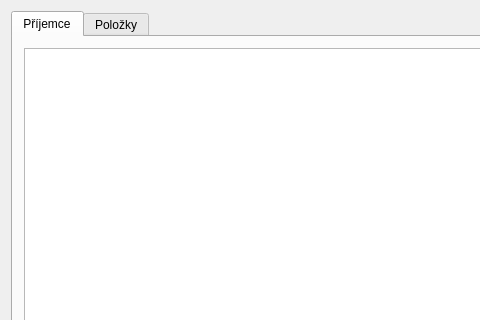
Old version of the form frontend/newinvoice.ui in the repository jirislaby/slucto; both pictures show x 0 to 480 and y 0 to 320 of the 675 by 535 pixel window.
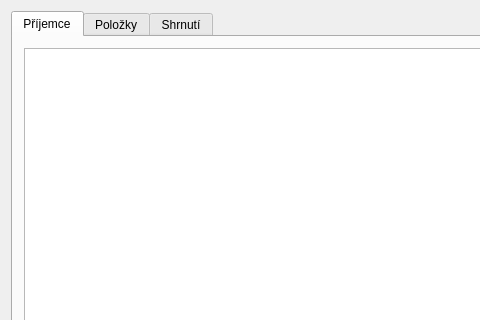
New version of the form.

```diff
--- a/frontend/newinvoice.ui
+++ b/frontend/newinvoice.ui
@@ -78,6 +78,11 @@
         </item>
        </layout>
       </widget>
+      <widget class="QWidget" name="tab_sum">
+       <attribute name="title">
+        <string>Shrnutí</string>
+       </attribute>
+      </widget>
      </widget>
     </item>
     <item>
```
Left out of the diff: 24 changed lines with no effect on the pictures.
